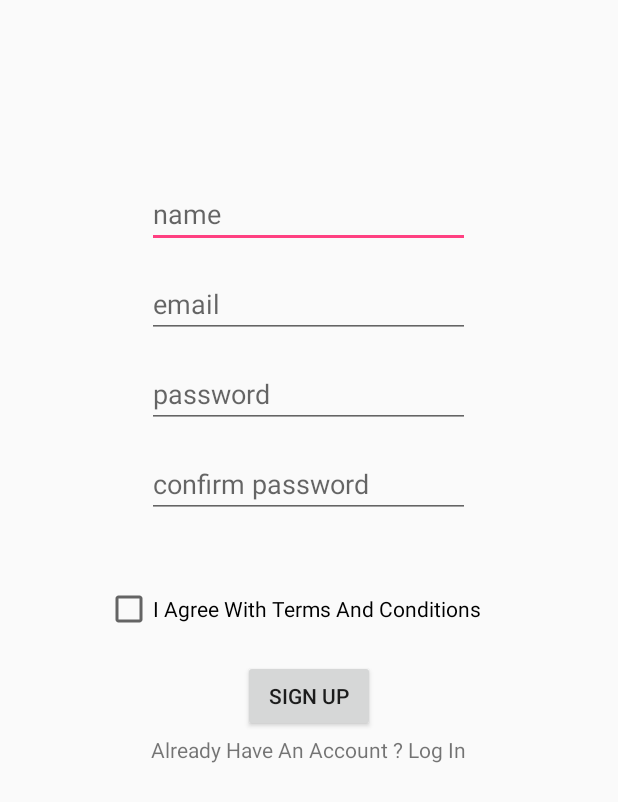
After one commit to dhruv850/SmartAttendanceApp, an Android app: the SignUpActivity screen opened directly, with no data from a screen before it, on a phone screen of 412 x 824 dp. The commit adds this screen. Shown: the top 802 px of the screen. Run offline under Robolectric (Android 15) with nearby library versions, the phone set to English and light mode, and no system bars; our stand-ins replace Firebase (no records; nobody signed in at launch, a user with empty details on screens opened directly).

Commit message:
working sign in , sign up.

```diff
--- a/app/src/main/AndroidManifest.xml
+++ b/app/src/main/AndroidManifest.xml
@@ -23,7 +23,8 @@
                 <category android:name="android.intent.category.LAUNCHER" />
             </intent-filter>
         </activity>
-        <activity android:name=".AccountActivity"></activity>
+        <activity android:name=".AccountActivity" />
+        <activity android:name=".SignUpActivity"></activity>
     </application>
 
 </manifest>
--- /dev/null
+++ b/app/src/main/java/com/example/jaky_d/smartattendance/SignUpActivity.java
@@ -0,0 +1,92 @@
+package com.example.jaky_d.smartattendance;
+
+import android.support.v7.app.AppCompatActivity;
+import android.os.Bundle;
+
+import android.content.Intent;
+import android.support.annotation.NonNull;
+import android.support.v7.app.AppCompatActivity;
+import android.os.Bundle;
+import android.text.TextUtils;
+import android.util.Log;
+import android.view.View;
+import android.widget.Button;
+import android.widget.CheckBox;
+import android.widget.EditText;
+import android.widget.TextView;
+import android.widget.Toast;
+
+import com.google.android.gms.tasks.OnCompleteListener;
+import com.google.android.gms.tasks.Task;
+import com.google.firebase.auth.AuthResult;
+import com.google.firebase.auth.FirebaseAuth;
+
+public class SignUpActivity extends AppCompatActivity {
+
+    private EditText f1;
+    private EditText f2;
+    private EditText f3;
+    private Button signUp;
+    private TextView signInLink;
+    private CheckBox tnc;
+
+    private FirebaseAuth mAuth;
+
+    @Override
+    protected void onCreate(Bundle savedInstanceState) {
+        super.onCreate(savedInstanceState);
+        setContentView(R.layout.activity_sign_up);
+
+        mAuth = FirebaseAuth.getInstance();
+        f1 = (EditText) findViewById(R.id.newUserName);
+        f2 = (EditText) findViewById(R.id.newPassword);
+        signUp = (Button) findViewById(R.id.signupbtn);
+        signInLink = (TextView) findViewById(R.id.signinlink);
+        tnc = (CheckBox) findViewById(R.id.tnc);
+        f3 = (EditText) findViewById(R.id.cfmpassword);
+        signUp.setOnClickListener(new View.OnClickListener() {
+            @Override
+            public void onClick(View view) {
+                startSignup();
+            }
+        });
+
+        signInLink.setOnClickListener(new View.OnClickListener() {
+            @Override
+            public void onClick(View view) {
+                Intent intent = new Intent(SignUpActivity.this, MainActivity.class);
+                startActivity(intent);
+            }
+        });
+    }
+
+    public void startSignup() {
+        String email = f1.getText().toString();
+        String password = f2.getText().toString();
+        String ConfirmPassword = f3.getText().toString();
+        if (TextUtils.isEmpty(email) || TextUtils.isEmpty(password)) {
+            Toast.makeText(SignUpActivity.this, "Please enter Email ID or password", Toast.LENGTH_SHORT).show();
+        } else {
+            if (password.equals(ConfirmPassword)) {
+                if (tnc.isChecked()) {
+                    mAuth.createUserWithEmailAndPassword(email, password)
+                            .addOnCompleteListener(SignUpActivity.this, new OnCompleteListener<AuthResult>() {
+                                @Override
+                                public void onComplete(@NonNull Task<AuthResult> task) {
+                                    Toast.makeText(SignUpActivity.this, "Account Created!", Toast.LENGTH_SHORT).show();
+                                    if (!task.isSuccessful()) {
+                                        Toast.makeText(SignUpActivity.this, "Please try again!", Toast.LENGTH_SHORT).show();
+                                        Log.e("Account Create: failed" + task.getException(), String.valueOf(task));
+                                    } else {
+                                        Log.e("task", String.valueOf(task));
+
+                                    }
+                                }
+                            });
+                } else
+                    Toast.makeText(SignUpActivity.this, "Please accept terms and condition!", Toast.LENGTH_SHORT).show();
+            } else
+                Toast.makeText(SignUpActivity.this, "Password Do Not Match", Toast.LENGTH_SHORT).show();
+}
+    } //end of fn
+}
--- /dev/null
+++ b/app/src/main/res/layout/activity_sign_up.xml
@@ -0,0 +1,82 @@
+<?xml version="1.0" encoding="utf-8"?>
+<RelativeLayout xmlns:android="http://schemas.android.com/apk/res/android"
+    xmlns:app="http://schemas.android.com/apk/res-auto"
+    xmlns:tools="http://schemas.android.com/tools"
+    android:layout_width="match_parent"
+    android:layout_height="match_parent"
+    tools:context=".SignUpActivity">
+
+
+
+
+    <EditText
+        android:layout_width="215dp"
+        android:layout_height="wrap_content"
+        android:layout_alignParentTop="true"
+        android:layout_centerHorizontal="true"
+        android:layout_marginTop="120dp"
+        android:hint="name"
+android:id="@+id/uname"
+        />
+
+    <EditText
+        android:id="@+id/newUserName"
+        android:layout_width="215dp"
+        android:layout_height="wrap_content"
+        android:layout_alignParentTop="true"
+        android:layout_centerHorizontal="true"
+
+        android:layout_marginTop="180dp"
+        android:hint="email"
+        android:inputType="textEmailAddress"
+        />
+    <EditText
+        android:id="@+id/newPassword"
+        android:layout_width="215dp"
+        android:layout_height="wrap_content"
+        android:layout_alignParentTop="true"
+        android:layout_centerHorizontal="true"
+android:layout_marginTop="240dp"
+        android:hint="password"
+        android:inputType="textPassword"
+        />
+    <EditText
+        android:id="@+id/cfmpassword"
+        android:layout_width="215dp"
+        android:layout_height="wrap_content"
+        android:layout_alignParentTop="true"
+        android:layout_centerHorizontal="true"
+
+android:layout_marginTop="300dp"
+        android:hint="confirm password"
+        android:inputType="textPassword"
+        />
+    <Button
+        android:id="@+id/signupbtn"
+        android:layout_width="wrap_content"
+        android:layout_height="wrap_content"
+        android:layout_alignParentTop="true"
+        android:layout_centerHorizontal="true"
+android:layout_marginTop="440dp"
+        android:text="Sign Up"
+        />
+
+    <TextView
+        android:id="@+id/signinlink"
+        android:layout_width="wrap_content"
+        android:layout_height="wrap_content"
+        android:layout_alignParentTop="true"
+        android:layout_centerHorizontal="true"
+android:layout_marginTop="490dp"
+        android:text="Already Have An Account ? Log In"
+        />
+
+    <CheckBox
+        android:id="@+id/tnc"
+        android:layout_width="wrap_content"
+        android:layout_height="wrap_content"
+        android:layout_marginLeft="70dp"
+
+        android:layout_marginTop="390dp"
+        android:text="I Agree With Terms And Conditions" />
+</RelativeLayout>
```
Also changed, not shown: app/src/main/java/com/example/jaky_d/smartattendance/MainActivity.java (+9 -1 lines), app/src/main/res/layout/activity_main.xml (+8 -1 lines).
